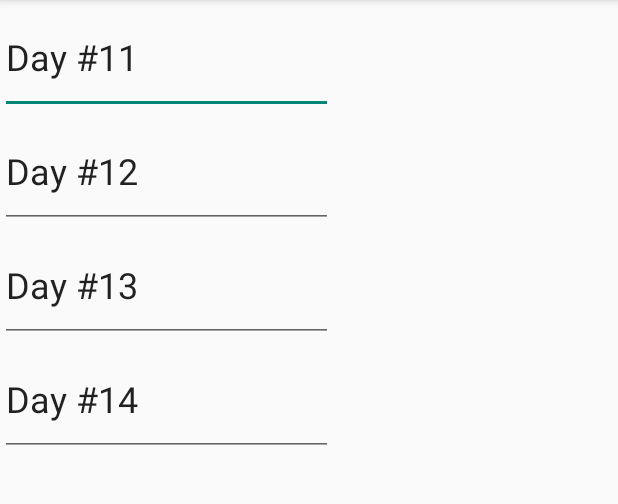
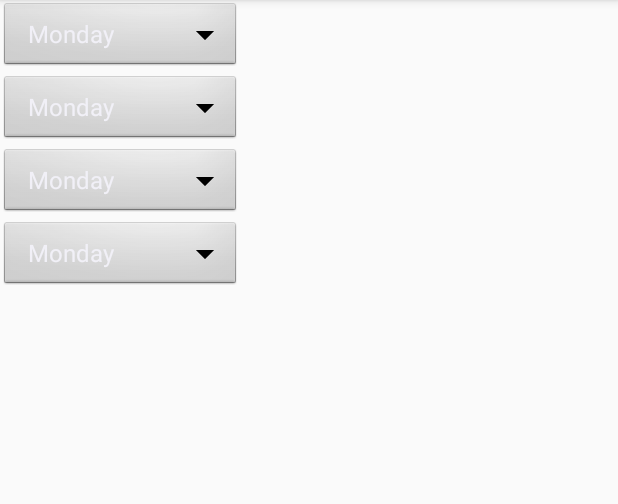
Before and after one commit to awall4806/GymBuddy, an Android app: the screen it shows after launch (DayListActivity), after a tap on an icon or button, on a phone screen of 412 x 824 dp, the part 84-588 px from its top. Run offline under Robolectric (Android 15) with nearby library versions, the phone set to English and light mode, and no system bars.

```diff
--- a/app/src/main/java/wallta/gymbuddy/DayListFragment.java
+++ b/app/src/main/java/wallta/gymbuddy/DayListFragment.java
@@ -11,7 +11,6 @@ import android.view.View;
 import android.view.ViewGroup;
 import android.widget.AdapterView;
 import android.widget.ArrayAdapter;
-import android.widget.EditText;
 import android.widget.Spinner;
 
 import java.util.List;
@@ -21,7 +20,7 @@ import java.util.UUID;
  * Created by wallta on 6/26/2017.
  */
 
-public class DayListFragment extends Fragment implements AdapterView.OnItemSelectedListener {
+public class DayListFragment extends Fragment {
 
     private static final String ARG_DAY_ID = "day_id";
     private static final String CLICKED_DAY_POSITION = "clicked_day_position";
@@ -31,7 +30,6 @@ public class DayListFragment extends Fragment implements AdapterView.OnItemSelec
     private UUID mRoutineId;
     private RecyclerView mDayRecyclerView;
     private DayAdapter mDayAdapter;
-    private EditText mDayTextView;
 
     @Override
     public void onCreate(@Nullable Bundle savedInstanceState) {
@@ -49,36 +47,11 @@ public class DayListFragment extends Fragment implements AdapterView.OnItemSelec
         mDayRecyclerView = (RecyclerView) view.findViewById(R.id.day_recycler_view);
         mDayRecyclerView.setLayoutManager(new LinearLayoutManager(getActivity()));
 
-        mDayTextView = (EditText) view.findViewById(R.id.day_text);
-//        mDayTextView.setText(mDay.getDay());
-
-//        Spinner spinner = (Spinner) view.findViewById(R.id.day_spinner);
-//        // Create an ArrayAdapter using the string array and a default spinner layout
-//        ArrayAdapter<String> adapter = new ArrayAdapter<String>(getActivity().getApplicationContext(),
-//                android.R.layout.simple_spinner_item,
-//                getResources().getStringArray(R.array.day_array));
-////        ArrayAdapter<CharSequence> adapter = ArrayAdapter.createFromResource(getActivity(),
-////                R.array.day_array, android.R.layout.simple_spinner_item);
-//        // Specify the layout to use when the list of choices appears
-//        adapter.setDropDownViewResource(android.R.layout.simple_spinner_dropdown_item);
-//        // Apply the adapter to the spinner
-//        spinner.setAdapter(adapter);
-//        spinner.setOnItemSelectedListener(this);
-
         if (savedInstanceState != null) {
             clickedDayPosition = savedInstanceState.getInt(CLICKED_DAY_POSITION);
         }
 
         return view;
-    }
-
-    @Override
-    public void onItemSelected(AdapterView<?> parent, View view, int pos, long id) {
-        parent.getItemAtPosition(pos);
-    }
-
-    @Override
-    public void onNothingSelected(AdapterView<?> adapterView) {
     }
 
     @Override
@@ -112,23 +85,30 @@ public class DayListFragment extends Fragment implements AdapterView.OnItemSelec
      * --------------------------------------------------------------------------------------------
      */
 
-    private class DayHolder extends RecyclerView.ViewHolder implements View.OnClickListener {
+    private class DayHolder extends RecyclerView.ViewHolder implements View.OnClickListener,
+            AdapterView.OnItemSelectedListener {
 
         private Day mDay;
-        private EditText mDayTextView;
         private Spinner mDaySpinner;
 
         public DayHolder(LayoutInflater inflater, ViewGroup parent) {
             super(inflater.inflate(R.layout.list_item_day, parent, false));
             itemView.setOnClickListener(this);
-            mDayTextView = (EditText) itemView.findViewById(R.id.day_text);
 
-            //mDaySpinner = (Spinner) itemView.findViewById(R.id.day_spinner);
+            mDaySpinner = (Spinner) itemView.findViewById(R.id.day_spinner);
+            // Create an ArrayAdapter using the string array and a default spinner layout
+            ArrayAdapter<String> adapter = new ArrayAdapter<String>(getActivity().getApplicationContext(),
+                android.R.layout.simple_spinner_item,
+                getResources().getStringArray(R.array.day_array));
+            // Specify the layout to use when the list of choices appears
+            adapter.setDropDownViewResource(android.R.layout.simple_spinner_dropdown_item);
+            // Apply the adapter to the spinner
+            mDaySpinner.setAdapter(adapter);
+            mDaySpinner.setOnItemSelectedListener(this);
         }
 
         public void bind(Day day) {
             mDay = day;
-            mDayTextView.setText(mDay.getDay());
         }
 
         @Override
@@ -136,6 +116,15 @@ public class DayListFragment extends Fragment implements AdapterView.OnItemSelec
             clickedDayPosition = getAdapterPosition();
             Intent intent = ExerciseListActivity.newIntent(getActivity(), mDay.getDayId());
             startActivity(intent);
+        }
+
+        @Override
+        public void onItemSelected(AdapterView<?> parent, View view, int pos, long id) {
+            mDay.setDay(parent.getItemAtPosition(pos).toString());
+        }
+
+        @Override
+        public void onNothingSelected(AdapterView<?> adapterView) {
         }
     }
 
--- a/app/src/main/res/layout/list_item_day.xml
+++ b/app/src/main/res/layout/list_item_day.xml
@@ -5,18 +5,11 @@
     android:layout_width="match_parent"
     android:layout_height="wrap_content">
 
-    <!--<Spinner-->
-        <!--android:id="@+id/day_spinner"-->
-        <!--android:layout_width="wrap_content"-->
-        <!--android:layout_height="wrap_content"-->
-        <!--android:background="@android:drawable/btn_dropdown"-->
-        <!--android:spinnerMode="dropdown"/>-->
-
-    <EditText
-        android:id="@+id/day_text"
-        android:layout_width="222dp"
-        android:layout_height="76dp"
-        android:hint="Enter Day of Week"
-        android:textSize="24dp"/>
+    <Spinner
+        android:id="@+id/day_spinner"
+        android:layout_width="wrap_content"
+        android:layout_height="wrap_content"
+        android:background="@android:drawable/btn_dropdown"
+        android:spinnerMode="dropdown"/>
 
 </LinearLayout>
```
